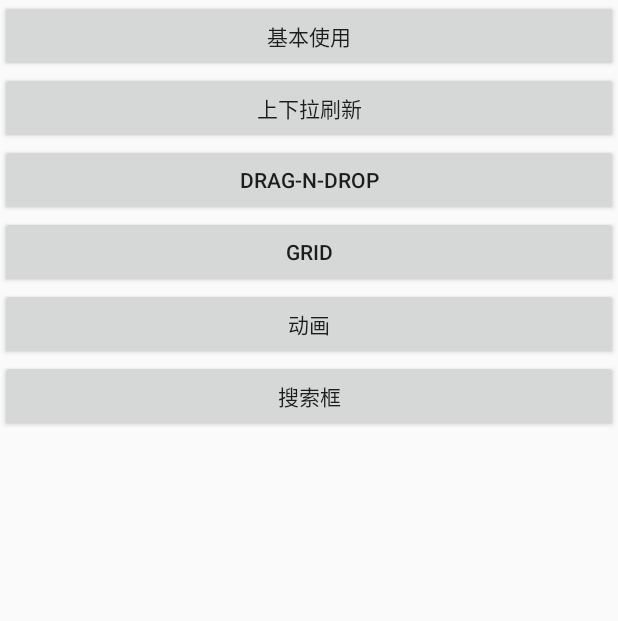
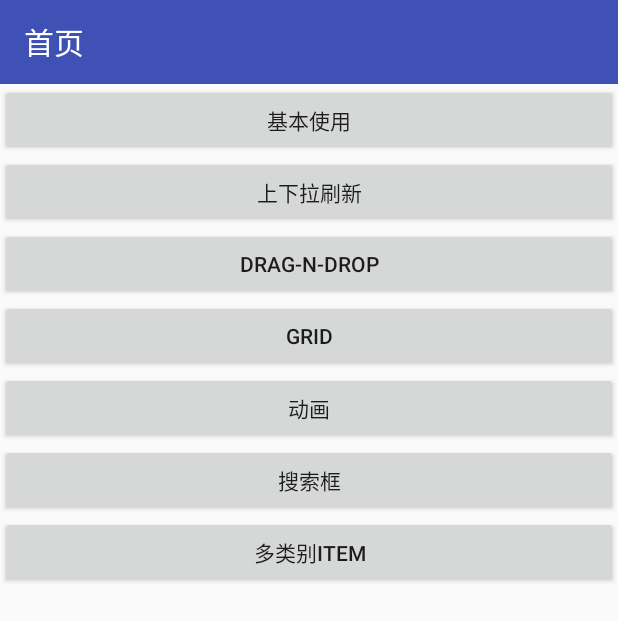
Before and after one commit to gao746700783/smartadapter, an Android app: the screen it shows after launch (MainActivity), on a phone screen of 412 x 824 dp. Shown: the top 621 px of the screen. Run offline under Robolectric (Android 15) with nearby library versions, the phone set to English and light mode, and no system bars.

Commit message:
multi item in adapter;

```diff
--- a/app/src/main/AndroidManifest.xml
+++ b/app/src/main/AndroidManifest.xml
@@ -33,6 +33,7 @@
         <activity android:name=".demo.loader.LoaderVideoActivity"/>
         <activity android:name=".AnimActivity"/>
         <activity android:name=".SearchViewActivity"/>
+        <activity android:name=".MultiItemActivity"/>
 
         <service android:name=".demo.AudioStreamService"
                  android:enabled="true"
--- a/app/src/main/java/com/smart/recycler/MainActivity.java
+++ b/app/src/main/java/com/smart/recycler/MainActivity.java
@@ -2,7 +2,9 @@ package com.smart.recycler;
 
 import android.content.Intent;
 import android.os.Bundle;
+import android.support.v7.app.ActionBar;
 import android.support.v7.app.AppCompatActivity;
+import android.support.v7.widget.Toolbar;
 import android.view.View;
 
 import com.smart.recycler.demo.AudioPlayActivity;
@@ -18,6 +20,9 @@ public class MainActivity extends AppCompatActivity implements View.OnClickListe
         super.onCreate(savedInstanceState);
         setContentView(R.layout.activity_main);
 
+
+        initToolbar();
+
         findViewById(R.id.btn_base_use).setOnClickListener(this);
         findViewById(R.id.btn_pull_up_down).setOnClickListener(this);
         findViewById(R.id.btn_drag_n_drop).setOnClickListener(this);
@@ -29,6 +34,7 @@ public class MainActivity extends AppCompatActivity implements View.OnClickListe
         findViewById(R.id.btn_audio_play_multi).setOnClickListener(this);
         findViewById(R.id.btn_base_anim).setOnClickListener(this);
         findViewById(R.id.btn_base_search).setOnClickListener(this);
+        findViewById(R.id.btn_base_multi).setOnClickListener(this);
 
     }
 
@@ -69,9 +75,28 @@ public class MainActivity extends AppCompatActivity implements View.OnClickListe
             case R.id.btn_base_search:
                 startActivity(new Intent(this, SearchViewActivity.class));
                 break;
+            case R.id.btn_base_multi:
+                startActivity(new Intent(this, MultiItemActivity.class));
+                break;
             default:
                 break;
         }
+    }
 
+    private void initToolbar() {
+        Toolbar toolbar = (Toolbar) findViewById(R.id.toolbar);
+        toolbar.setTitle("首页");
+        toolbar.setTitleTextColor(getResources().getColor(android.R.color.white));
+        setSupportActionBar(toolbar);
+
+        ActionBar actionBar = getSupportActionBar();
+        if (actionBar != null) {
+            //actionBar.setDisplayHomeAsUpEnabled(true);
+            //actionBar.setHomeAsUpIndicator();
+            //actionBar.setDisplayShowHomeEnabled(true);
+            actionBar.setDisplayShowTitleEnabled(true);
+        }
     }
+
+
 }
--- a/app/src/main/res/layout/activity_main.xml
+++ b/app/src/main/res/layout/activity_main.xml
@@ -1,11 +1,19 @@
 <?xml version="1.0" encoding="utf-8"?>
 <LinearLayout
     xmlns:android="http://schemas.android.com/apk/res/android"
+    xmlns:app="http://schemas.android.com/apk/res-auto"
     xmlns:tools="http://schemas.android.com/tools"
     android:layout_width="match_parent"
     android:layout_height="match_parent"
     android:orientation="vertical"
     tools:context="com.smart.recycler.MainActivity">
+
+    <android.support.v7.widget.Toolbar
+        android:id="@+id/toolbar"
+        android:layout_width="match_parent"
+        android:layout_height="?attr/actionBarSize"
+        android:background="?attr/colorPrimary"
+        app:popupTheme="@style/AppTheme.PopupOverlay"/>
 
     <Button
         android:id="@+id/btn_base_use"
@@ -78,4 +86,10 @@
         android:layout_height="wrap_content"
         android:text="搜索框"/>
 
+    <Button
+        android:id="@+id/btn_base_multi"
+        android:layout_width="match_parent"
+        android:layout_height="wrap_content"
+        android:text="多类别Item"/>
+
 </LinearLayout>
--- a/irecyclerview-module/src/main/java/com/smart/adapter/recyclerview/CommonAdapter.java
+++ b/irecyclerview-module/src/main/java/com/smart/adapter/recyclerview/CommonAdapter.java
@@ -98,6 +98,7 @@ public abstract class CommonAdapter<T> extends RecyclerView.Adapter<ViewHolder>
         holder.updatePosition(position);
         convert(holder, mDataList.get(position));
     }
+
     @Override
     public void onViewAttachedToWindow(ViewHolder holder) {
         super.onViewAttachedToWindow(holder);
```
Also changed, not shown: app/src/main/java/com/smart/recycler/MultiItemActivity.java (added, +109 -0 lines), app/src/main/res/layout/activity_base_multi.xml (added, +32 -0 lines), app/src/main/res/layout/layout_list_item2.xml (added, +17 -0 lines), 1 other file.
